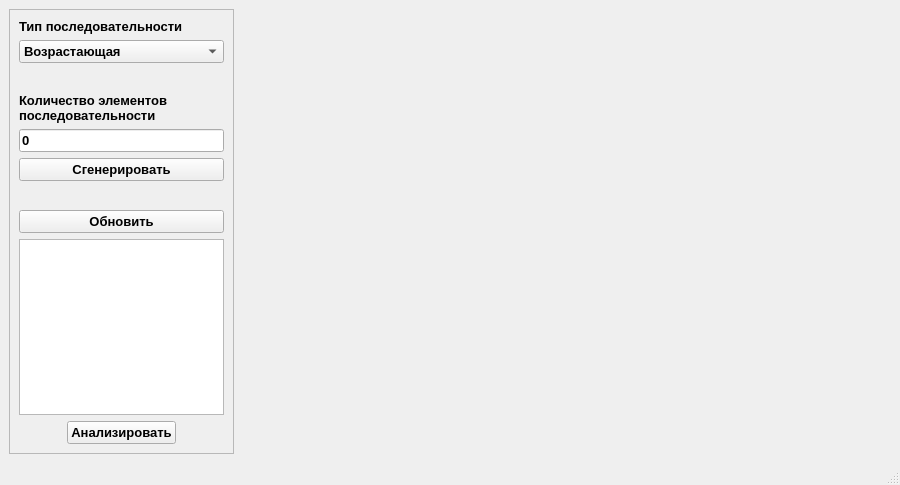
Above: ui/gui.ui from po1nt-1/sorts before the change. Below: the same form after it.
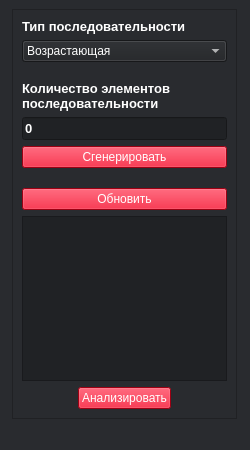
That is the form after the change.

Commit message: gui exception handler

Patch:
```diff
--- a/ui/gui.ui
+++ b/ui/gui.ui
@@ -6,88 +6,35 @@
    <rect>
     <x>0</x>
     <y>0</y>
-    <width>900</width>
-    <height>485</height>
+    <width>250</width>
+    <height>450</height>
    </rect>
   </property>
   <property name="minimumSize">
    <size>
-    <width>900</width>
-    <height>485</height>
+    <width>250</width>
+    <height>450</height>
    </size>
   </property>
   <property name="maximumSize">
    <size>
-    <width>900</width>
-    <height>485</height>
+    <width>250</width>
+    <height>450</height>
    </size>
   </property>
   <property name="windowTitle">
    <string>Комиссия</string>
   </property>
+  <property name="styleSheet">
+   <string notr="true">background-color: rgb(41, 43, 47);
+alternate-background-color: rgb(218, 0, 27);
+color: rgb(255, 255, 255);
+
+</string>
+  </property>
   <widget class="QWidget" name="centralwidget">
    <layout class="QGridLayout" name="gridLayout">
-    <item row="0" column="2">
-     <layout class="QHBoxLayout" name="horizontalLayout_5">
-      <item>
-       <widget class="QWidget" name="hist1" native="true">
-        <property name="minimumSize">
-         <size>
-          <width>150</width>
-          <height>150</height>
-         </size>
-        </property>
-       </widget>
-      </item>
-      <item>
-       <spacer name="horizontalSpacer_5">
-        <property name="orientation">
-         <enum>Qt::Horizontal</enum>
-        </property>
-        <property name="sizeHint" stdset="0">
-         <size>
-          <width>40</width>
-          <height>20</height>
-         </size>
-        </property>
-       </spacer>
-      </item>
-      <item>
-       <widget class="QWidget" name="hist2" native="true">
-        <property name="minimumSize">
-         <size>
-          <width>150</width>
-          <height>150</height>
-         </size>
-        </property>
-       </widget>
-      </item>
-      <item>
-       <spacer name="horizontalSpacer_4">
-        <property name="orientation">
-         <enum>Qt::Horizontal</enum>
-        </property>
-        <property name="sizeHint" stdset="0">
-         <size>
-          <width>40</width>
-          <height>20</height>
-         </size>
-        </property>
-       </spacer>
-      </item>
-      <item>
-       <widget class="QWidget" name="hist3" native="true">
-        <property name="minimumSize">
-         <size>
-          <width>150</width>
-          <height>150</height>
-         </size>
-        </property>
-       </widget>
-      </item>
-     </layout>
-    </item>
-    <item row="0" column="1">
+    <item row="0" column="0">
      <widget class="QFrame" name="frame">
       <property name="minimumSize">
        <size>
@@ -108,6 +55,9 @@
         <bold>true</bold>
        </font>
       </property>
+      <property name="styleSheet">
+       <string notr="true">background-color: rgb(41, 43, 47);</string>
+      </property>
       <property name="frameShape">
        <enum>QFrame::StyledPanel</enum>
       </property>
@@ -136,10 +86,16 @@
             <widget class="QLineEdit" name="enter_size_list">
              <property name="font">
               <font>
+               <pointsize>10</pointsize>
                <weight>75</weight>
                <bold>true</bold>
               </font>
              </property>
+             <property name="styleSheet">
+              <string notr="true">selection-background-color: rgb(218, 0, 27);
+background-color: rgb(32, 34, 37);
+color: rgb(255, 255, 255);</string>
+             </property>
              <property name="inputMethodHints">
               <set>Qt::ImhNone</set>
              </property>
@@ -156,6 +112,10 @@
            </item>
            <item row="7" column="0">
             <widget class="QPushButton" name="gen_button">
+             <property name="styleSheet">
+              <string notr="true">color: rgb(255, 255, 255);
+background-color: rgb(218, 0, 27);</string>
+             </property>
              <property name="text">
               <string>Сгенерировать</string>
              </property>
@@ -170,6 +130,20 @@
                <bold>true</bold>
               </font>
              </property>
+             <property name="styleSheet">
+              <string notr="true">background-color: rgb(32, 34, 37);
+selection-background-color: rgb(218, 0, 27);
+color: rgb(255, 255, 255);
+
+alternate-background-color: rgb(214, 0, 26);
+border-color: rgb(214, 0, 26);
+border-top-color: rgb(214, 0, 26);
+border-right-color: rgb(214, 0, 26);
+border-bottom-color: rgb(214, 0, 26);
+border-left-color: rgb(214, 0, 26);
+gridline-color: rgb(214, 0, 26);
+selection-color: rgb(214, 0, 26);</string>
+             </property>
              <property name="viewMode">
               <enum>QListView::ListMode</enum>
              </property>
@@ -177,6 +151,10 @@
            </item>
            <item row="1" column="0">
             <widget class="QComboBox" name="select_gen_mode">
+             <property name="styleSheet">
+              <string notr="true">background-color: rgb(32, 34, 37);
+color: rgb(255, 255, 255);</string>
+             </property>
              <item>
               <property name="text">
                <string>Возрастающая</string>
@@ -213,6 +191,9 @@
                <bold>true</bold>
               </font>
              </property>
+             <property name="styleSheet">
+              <string notr="true">color: rgb(255, 255, 255);</string>
+             </property>
              <property name="text">
               <string>Тип последовательности</string>
              </property>
@@ -240,6 +221,9 @@
                <bold>true</bold>
               </font>
              </property>
+             <property name="styleSheet">
+              <string notr="true">color: rgb(255, 255, 255);</string>
+             </property>
              <property name="text">
               <string>Количество элементов 
 последовательности</string>
@@ -263,6 +247,10 @@
              </item>
              <item>
               <widget class="QPushButton" name="analyze_button">
+               <property name="styleSheet">
+                <string notr="true">color: rgb(255, 255, 255);
+background-color: rgb(218, 0, 27);</string>
+               </property>
                <property name="text">
                 <string>Анализировать</string>
                </property>
@@ -285,6 +273,10 @@
            </item>
            <item row="9" column="0">
             <widget class="QPushButton" name="update_button">
+             <property name="styleSheet">
+              <string notr="true">color: rgb(255, 255, 255);
+background-color: rgb(218, 0, 27);</string>
+             </property>
              <property name="text">
               <string>Обновить</string>
              </property>
```
The commit also changes 6 other files.
